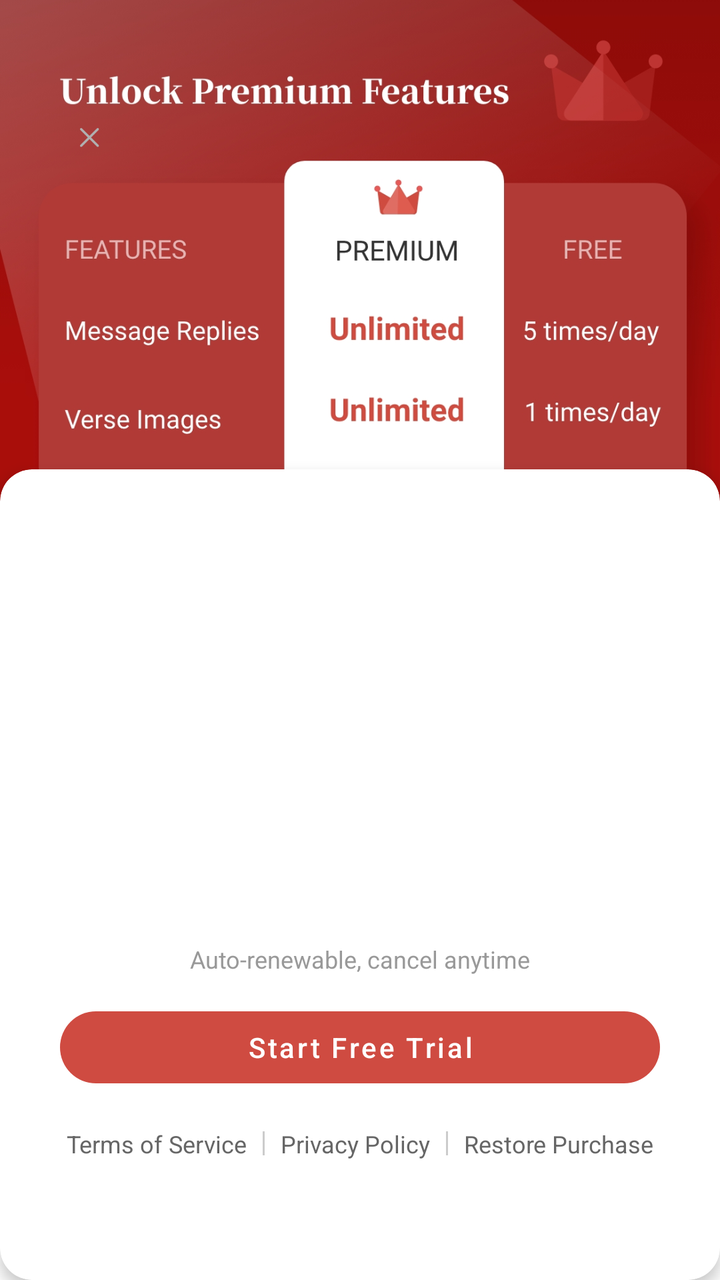
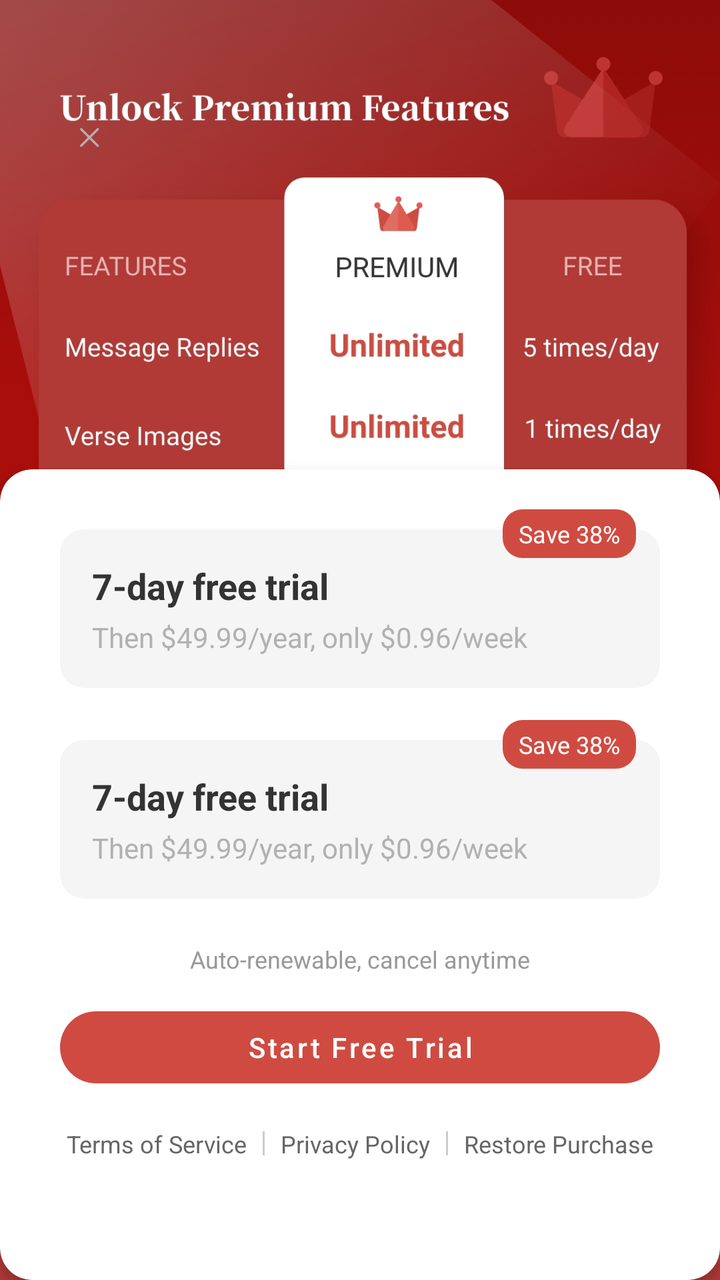

An Android layout rendered at two revisions. The XML below is the earlier revision; the diff shows what the commit changed to produce the second picture.
<!-- AndroidManifest.xml: application theme GGTheme -->
<!-- res/layout/fragment_billing.xml -->
<?xml version="1.0" encoding="utf-8"?>
<FrameLayout xmlns:android="http://schemas.android.com/apk/res/android"
    xmlns:app="http://schemas.android.com/apk/res-auto"
    android:layout_width="match_parent"
    android:layout_height="match_parent">

    <LinearLayout
        android:layout_width="match_parent"
        android:layout_height="match_parent"
        android:orientation="vertical">

        <FrameLayout
            android:layout_width="match_parent"
            android:layout_height="0dp"
            android:layout_weight="3">

            <ImageView
                android:id="@+id/photoView"
                android:layout_width="match_parent"
                android:layout_height="match_parent"
                android:scaleType="centerCrop"
                android:src="@mipmap/ic_products" />

            <ImageView
                android:id="@+id/exit"
                android:layout_width="wrap_content"
                android:layout_height="wrap_content"
                android:layout_marginLeft="24dp"
                android:layout_marginTop="48dp"
                android:padding="16dp"
                android:src="@mipmap/ic_exit_mini" />
        </FrameLayout>

        <View
            android:layout_width="1dp"
            android:layout_height="0dp"
            android:layout_weight="2" />
    </LinearLayout>
    
    <com.google.android.material.card.MaterialCardView
        android:layout_width="match_parent"
        android:layout_height="wrap_content"
        android:layout_gravity="bottom"
        app:cardBackgroundColor="@android:color/white"
        app:cardCornerRadius="16dp"
        app:cardElevation="4dp"
        app:strokeColor="@android:color/transparent"
        app:strokeWidth="0dp">

        <LinearLayout
            android:layout_width="match_parent"
            android:layout_height="wrap_content"
            android:orientation="vertical"
            android:paddingTop="20dp"
            android:paddingBottom="40dp"
            android:paddingLeft="30dp"
            android:paddingRight="30dp">

            
            <androidx.cardview.widget.CardView
                android:id="@+id/product1_container"
                android:layout_width="match_parent"
                android:layout_height="wrap_content"
                app:cardBackgroundColor="@android:color/transparent"
                app:cardCornerRadius="12dp"
                app:cardElevation="0dp"
                android:visibility="invisible"
                app:cardPreventCornerOverlap="false">

                <include layout="@layout/item_product_card" />

            </androidx.cardview.widget.CardView>

            
            <androidx.cardview.widget.CardView
                android:id="@+id/product2_container"
                android:layout_width="match_parent"
                android:layout_height="wrap_content"
                android:layout_marginTop="16dp"
                android:visibility="invisible"
                app:cardBackgroundColor="@android:color/transparent"
                app:cardCornerRadius="12dp"
                app:cardElevation="0dp"
                app:cardPreventCornerOverlap="false">

                <include layout="@layout/item_product_card" />
            </androidx.cardview.widget.CardView>

            
            <TextView
                android:id="@+id/text_auto_renew"
                android:layout_width="match_parent"
                android:layout_height="wrap_content"
                android:layout_marginTop="22dp"
                android:gravity="center"
                android:text="@string/auto_renew_text"
                android:textColor="#999999"
                android:textSize="12sp" />

            <com.google.android.material.button.MaterialButton
                android:id="@+id/button_start_trial"
                android:layout_width="match_parent"
                android:layout_height="48dp"
                android:layout_marginTop="12dp"
                android:stateListAnimator="@null"
                android:text="@string/start_trial_button"
                android:textAllCaps="false"
                android:textColor="@color/white"
                android:textSize="14sp"
                app:backgroundTint="@color/bg_bill_menu"
                app:cornerRadius="24dp"
                app:elevation="0dp"
                app:strokeWidth="0dp" />

            
            <LinearLayout
                android:layout_width="match_parent"
                android:layout_height="wrap_content"
                android:layout_marginTop="16dp"
                android:layout_marginBottom="20dp"
                android:gravity="center"
                android:orientation="horizontal">

                <TextView
                    android:id="@+id/text_terms"
                    android:layout_width="wrap_content"
                    android:layout_height="wrap_content"
                    android:text="@string/terms_of_service"
                    android:textColor="#666666"
                    android:textSize="12sp" />

                <View
                    android:layout_width="1dp"
                    android:layout_height="12dp"
                    android:layout_marginHorizontal="8dp"
                    android:background="#CCCCCC" />

                <TextView
                    android:id="@+id/text_privacy"
                    android:layout_width="wrap_content"
                    android:layout_height="wrap_content"
                    android:text="@string/privacy_policy"
                    android:textColor="#666666"
                    android:textSize="12sp" />

                <View
                    android:layout_width="1dp"
                    android:layout_height="12dp"
                    android:layout_marginHorizontal="8dp"
                    android:background="#CCCCCC" />

                <TextView
                    android:id="@+id/text_restore"
                    android:layout_width="wrap_content"
                    android:layout_height="wrap_content"
                    android:text="@string/restore_subscription"
                    android:textColor="#666666"
                    android:textSize="12sp" />

            </LinearLayout>
        </LinearLayout>

    </com.google.android.material.card.MaterialCardView>

</FrameLayout>
<!-- res/layout/item_product_card.xml (included above) -->
<?xml version="1.0" encoding="utf-8"?>
<merge xmlns:android="http://schemas.android.com/apk/res/android"
    xmlns:app="http://schemas.android.com/apk/res-auto"
    xmlns:tools="http://schemas.android.com/tools">
    <FrameLayout
        android:layout_width="match_parent"
        android:layout_height="wrap_content">

        <RelativeLayout
            android:id="@+id/product1"
            android:layout_width="match_parent"
            android:layout_height="wrap_content"
            android:layout_marginTop="10dp"
            android:background="@drawable/card_product_selector"
            android:padding="16dp">

            
            <TextView
                android:id="@+id/text_title"
                android:layout_width="match_parent"
                android:layout_height="wrap_content"
                android:layout_marginEnd="20dp"
                android:text="@string/trial_title"
                android:textColor="#E53935"
                android:textSize="18sp"
                android:textStyle="bold" />

            
            <TextView
                android:id="@+id/text_price"
                android:layout_width="match_parent"
                android:layout_height="wrap_content"
                android:layout_below="@id/text_title"
                android:layout_marginTop="4dp"
                android:layout_marginEnd="20dp"
                android:text="@string/trial_price"
                android:textColor="#666666"
                android:textSize="14sp" />

        </RelativeLayout>

        
        <TextView
            android:id="@+id/badge_save"
            android:layout_width="wrap_content"
            android:layout_height="wrap_content"
            android:layout_marginRight="12dp"
            android:layout_gravity="right|top"
            android:background="@drawable/bg_save_badge"
            android:paddingHorizontal="8dp"
            android:paddingVertical="4dp"
            android:text="@string/save_badge"
            android:textColor="@android:color/white"
            android:textSize="12sp"/>

    </FrameLayout>


</merge>
<!-- resources referenced by this layout -->
<resources>
  <color name="bg_bill_menu">#CF4B41</color>
  <color name="white">#FFFFFFFF</color>
  <!-- drawable bg_save_badge (drawable) -->
  <?xml version="1.0" encoding="utf-8"?>
  <shape xmlns:android="http://schemas.android.com/apk/res/android">
      <solid android:color="@color/bg_bill_menu" />
      <corners android:radius="10dp" />
  </shape>
  <!-- drawable card_product_selector (drawable) -->
  <?xml version="1.0" encoding="utf-8"?>
  <selector xmlns:android="http://schemas.android.com/apk/res/android">
      <item android:state_selected="true">
          <shape>
              <solid android:color="@android:color/white" />
              <stroke android:width="2dp" android:color="#E53935" />
              <corners android:radius="12dp" />
          </shape>
      </item>
      <item>
          <shape>
              <solid android:color="#F5F5F5" />
              <stroke android:width="0dp" android:color="@android:color/transparent" />
              <corners android:radius="12dp" />
          </shape>
      </item>
  </selector>
  <!-- mipmap ic_exit_mini: png bitmap (mipmap-hdpi, 587 bytes) -->
  <!-- mipmap ic_products: webp bitmap (mipmap-xxxhdpi, 266196 bytes) -->
  <string name="auto_renew_text">Auto-renewable, cancel anytime</string>
  <string name="privacy_policy">Privacy Policy</string>
  <string name="restore_subscription">Restore Purchase</string>
  <string name="save_badge">Save 38%</string>
  <string name="start_trial_button">Start Free Trial</string>
  <string name="terms_of_service">Terms of Service</string>
  <string name="trial_price">Then $49.99/year, only $0.96/week</string>
  <string name="trial_title">7-day free trial</string>
  <style name="GGTheme" parent="Theme.MaterialComponents.Light.Bridge">
          <item name="android:windowIsTranslucent">true</item>
  
          
  
          
          <item name="android:windowFullscreen">false</item>
          <item name="windowActionBar">false</item>
          <item name="android:windowActionBar">false</item>
          <item name="windowNoTitle">true</item>
          <item name="android:windowNoTitle">true</item>
          
          <item name="android:windowBackground">@color/white</item>
          
          <item name="android:navigationBarColor">@color/white</item>
          
          <item name="android:statusBarColor">@color/white</item>
  
  
  
  
  
          <item name="colorPrimary">@color/white</item>
          <item name="colorPrimaryDark">#2D8659</item>
  
          <item name="colorAccent">#339966</item>
          <item name="colorControlNormal">@color/text_primary</item>
  
          <item name="outcomingDefaultBubbleColor">#2D8659</item>
          <item name="outcomingDefaultBubblePressedColor">#2D8659</item>
  
  
  
  
      </style>
  <color name="text_primary">@android:color/black</color>
</resources>

<!-- the commit's change to res/layout/fragment_billing.xml (unified diff, before → after) -->
@@ -4,40 +4,34 @@
     android:layout_width="match_parent"
     android:layout_height="match_parent">
 
-    <LinearLayout
+
+
+    <ScrollView
+        android:id="@+id/header"
         android:layout_width="match_parent"
-        android:layout_height="match_parent"
-        android:orientation="vertical">
-
-        <FrameLayout
+        android:layout_height="800dp"
+        android:background="#B13A37">
+
+        <ImageView
+            android:id="@+id/photoView"
             android:layout_width="match_parent"
-            android:layout_height="0dp"
-            android:layout_weight="3">
-
-            <ImageView
-                android:id="@+id/photoView"
-                android:layout_width="match_parent"
-                android:layout_height="match_parent"
-                android:scaleType="centerCrop"
-                android:src="@mipmap/ic_products" />
-
-            <ImageView
-                android:id="@+id/exit"
-                android:layout_width="wrap_content"
-                android:layout_height="wrap_content"
-                android:layout_marginLeft="24dp"
-                android:layout_marginTop="48dp"
-                android:padding="16dp"
-                android:src="@mipmap/ic_exit_mini" />
-        </FrameLayout>
-
-        <View
-            android:layout_width="1dp"
-            android:layout_height="0dp"
-            android:layout_weight="2" />
-    </LinearLayout>
+            android:layout_height="wrap_content"
+            android:scaleType="centerCrop"
+            android:src="@mipmap/ic_products" />
+    </ScrollView>
+
+    <ImageView
+        android:id="@+id/exit"
+        android:layout_width="wrap_content"
+        android:layout_height="wrap_content"
+        android:layout_marginLeft="24dp"
+        android:layout_marginTop="48dp"
+        android:padding="16dp"
+        android:src="@mipmap/ic_exit_mini" />
+
     
     <com.google.android.material.card.MaterialCardView
+        android:id="@+id/products"
         android:layout_width="match_parent"
         android:layout_height="wrap_content"
         android:layout_gravity="bottom"
@@ -51,10 +45,10 @@
             android:layout_width="match_parent"
             android:layout_height="wrap_content"
             android:orientation="vertical"
+            android:paddingLeft="30dp"
             android:paddingTop="20dp"
-            android:paddingBottom="40dp"
-            android:paddingLeft="30dp"
-            android:paddingRight="30dp">
+            android:paddingRight="30dp"
+            android:paddingBottom="40dp">
 
             
             <androidx.cardview.widget.CardView
@@ -64,7 +58,6 @@
                 app:cardBackgroundColor="@android:color/transparent"
                 app:cardCornerRadius="12dp"
                 app:cardElevation="0dp"
-                android:visibility="invisible"
                 app:cardPreventCornerOverlap="false">
 
                 <include layout="@layout/item_product_card" />
@@ -77,7 +70,6 @@
                 android:layout_width="match_parent"
                 android:layout_height="wrap_content"
                 android:layout_marginTop="16dp"
-                android:visibility="invisible"
                 app:cardBackgroundColor="@android:color/transparent"
                 app:cardCornerRadius="12dp"
                 app:cardElevation="0dp"
@@ -185,9 +177,9 @@
                 android:id="@+id/text_title"
                 android:layout_width="match_parent"
                 android:layout_height="wrap_content"
-                android:layout_marginEnd="20dp"
+                android:layout_marginEnd="8dp"
                 android:text="@string/trial_title"
-                android:textColor="#E53935"
+                android:textColor="@color/item_text_normal"
                 android:textSize="18sp"
                 android:textStyle="bold" />
 
@@ -198,9 +190,9 @@
                 android:layout_height="wrap_content"
                 android:layout_below="@id/text_title"
                 android:layout_marginTop="4dp"
-                android:layout_marginEnd="20dp"
+                android:layout_marginEnd="8dp"
                 android:text="@string/trial_price"
-                android:textColor="#666666"
+                android:textColor="@color/text_gray"
                 android:textSize="14sp" />
 
         </RelativeLayout>
<!-- resource entries referenced after the edit -->
@@ -1,6 +1,8 @@
 <!-- resources referenced by this layout -->
 <resources>
   <color name="bg_bill_menu">#CF4B41</color>
+  <color name="item_text_normal">#333333</color>
+  <color name="text_gray">#B1B1B1</color>
   <color name="white">#FFFFFFFF</color>
   <!-- drawable bg_save_badge (drawable) -->
   <?xml version="1.0" encoding="utf-8"?>
